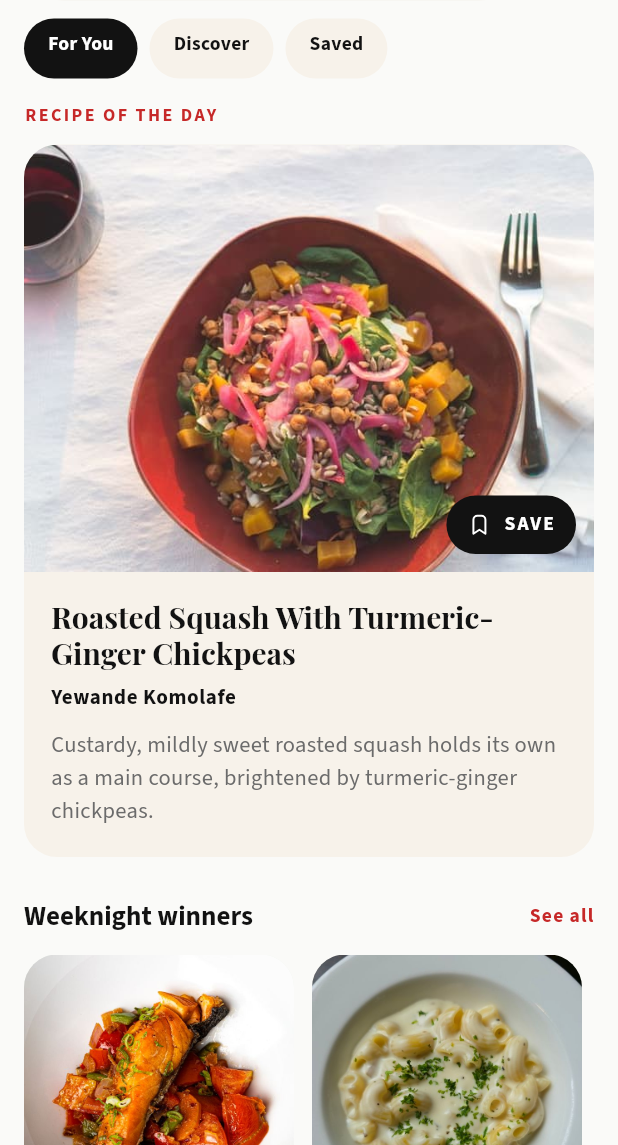
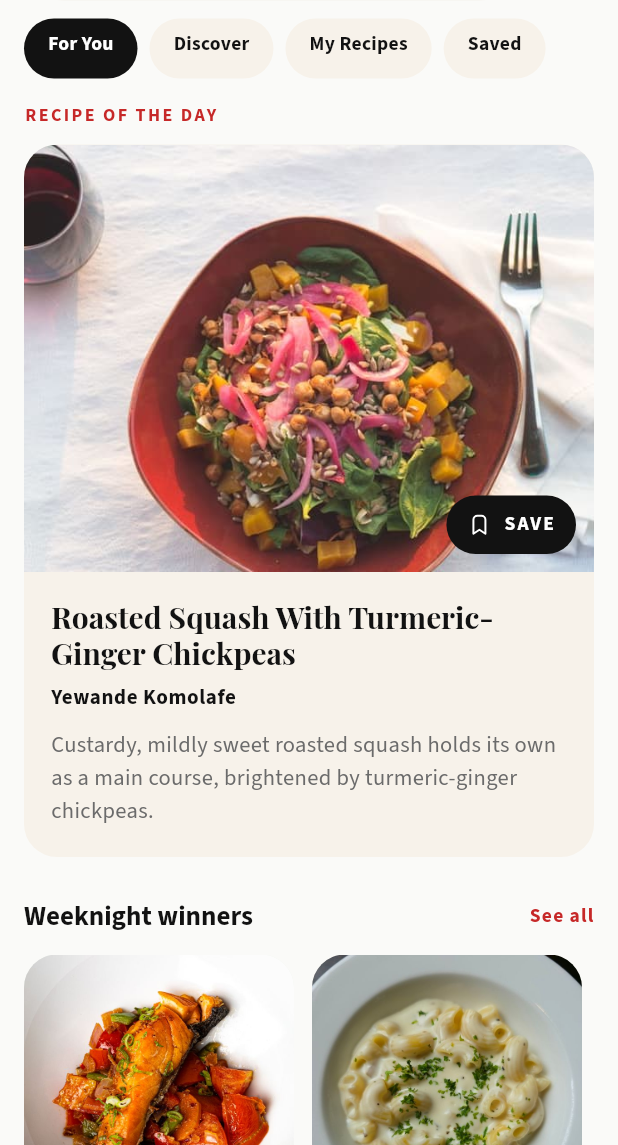
Before and after one commit to faithinator-dev/chop_time_flutter_project, a Flutter app: the screen it shows after launch, on a phone screen of 412 x 824 dp, the part 91-1236 px from its top. Run offline on Flutter 3.47's test engine with Material 3 defaults, Android fonts, the phone set to English and light mode, and no system bars; our stand-ins replace flutter_riverpod, flutter_svg, go_router, google_fonts, shared_preferences; missing offline and left inert: dart:js_interop.

Commit message:
Integrate personal recipes across ChopTime

```diff
--- a/lib/shared/widgets/studio_shell.dart
+++ b/lib/shared/widgets/studio_shell.dart
@@ -103,6 +103,11 @@ class StudioShell extends StatelessWidget {
                       onTap: () => context.go('/discover'),
                     ),
                     _SectionChip(
+                      label: 'My Recipes',
+                      selected: false,
+                      onTap: () => context.go('/my-recipes'),
+                    ),
+                    _SectionChip(
                       label: 'Saved',
                       selected: tab == StudioTab.saved,
                       onTap: () => context.go('/saved'),
```
